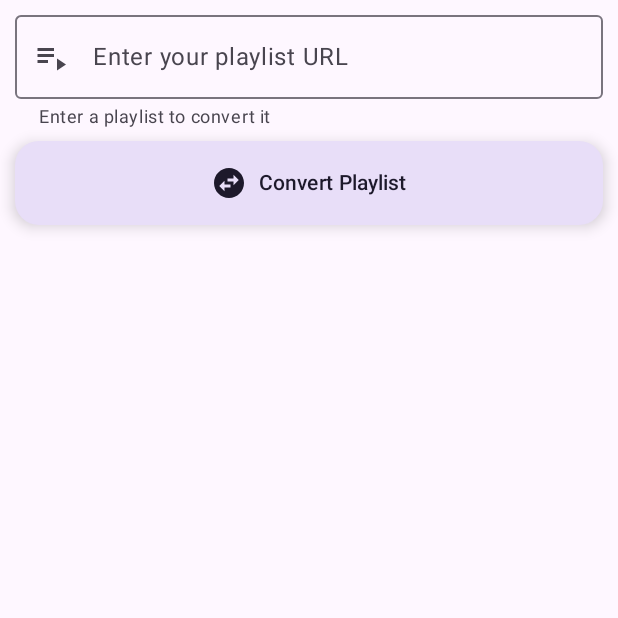
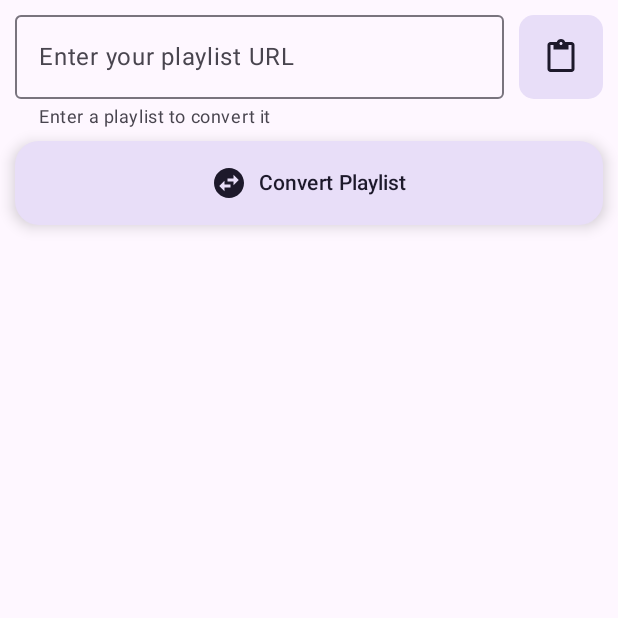
Before and after one commit to asanme/youify, an Android app built with Jetpack Compose: the HomeView screen opened through its navigation route, on a phone screen of 412 x 824 dp, the top half of it. Run offline under Robolectric (Android 15) with nearby library versions, the phone set to English and light mode, and no system bars; libraries missing offline, so code that uses them is left out: net.openid.appauth; pictures from the network do not load; Roboto replaces fonts that are not available here; 5 statements that could not run were skipped.

Commit message:
added button to paste directly from the clipboard

```diff
--- a/app/src/main/java/com/asanme/youify/view/HomeView.kt
+++ b/app/src/main/java/com/asanme/youify/view/HomeView.kt
@@ -1,5 +1,9 @@
 package com.asanme.youify.view
 
+import android.content.ClipboardManager
+import android.content.Context.CLIPBOARD_SERVICE
+import android.util.Log
+import android.widget.Space
 import androidx.compose.animation.animateColorAsState
 import androidx.compose.animation.core.animateFloatAsState
 import androidx.compose.foundation.ExperimentalFoundationApi
@@ -16,6 +20,7 @@ import androidx.compose.foundation.layout.fillMaxSize
 import androidx.compose.foundation.layout.fillMaxWidth
 import androidx.compose.foundation.layout.height
 import androidx.compose.foundation.layout.padding
+import androidx.compose.foundation.layout.size
 import androidx.compose.foundation.layout.width
 import androidx.compose.foundation.lazy.LazyColumn
 import androidx.compose.foundation.lazy.LazyItemScope
@@ -29,6 +34,8 @@ import androidx.compose.material3.ExperimentalMaterial3Api
 import androidx.compose.material3.rememberSwipeToDismissBoxState
 import androidx.compose.material3.SwipeToDismissBoxValue
 import androidx.compose.material3.ExtendedFloatingActionButton
+import androidx.compose.material3.FloatingActionButton
+import androidx.compose.material3.FloatingActionButtonDefaults
 import androidx.compose.material3.Icon
 import androidx.compose.material3.MaterialTheme
 import androidx.compose.material3.OutlinedTextField
@@ -48,6 +55,7 @@ import androidx.compose.ui.draw.clip
 import androidx.compose.ui.draw.scale
 import androidx.compose.ui.graphics.Color
 import androidx.compose.ui.layout.ContentScale
+import androidx.compose.ui.platform.LocalContext
 import androidx.compose.ui.res.painterResource
 import androidx.compose.ui.res.stringResource
 import androidx.compose.ui.text.style.TextAlign
@@ -63,6 +71,7 @@ import com.asanme.youify.model.misc.isUrlEmpty
 import com.asanme.youify.viewmodel.AuthViewModel
 import kotlinx.coroutines.CoroutineScope
 import kotlinx.coroutines.launch
+import okhttp3.internal.parseHexDigit
 import java.net.URI
 import java.util.UUID
 
@@ -83,6 +92,8 @@ fun HomeView(authViewModel: AuthViewModel) {
 @Composable
 private fun HomeViewContent(authViewModel: AuthViewModel) {
     val coroutineScope = rememberCoroutineScope()
+    val context = LocalContext.current
+    val clipboardManager = context.getSystemService(CLIPBOARD_SERVICE) as ClipboardManager
 
     var url by rememberSaveable {
         mutableStateOf("")
@@ -92,6 +103,7 @@ private fun HomeViewContent(authViewModel: AuthViewModel) {
         mutableStateOf(false)
     }
 
+    Row {
         OutlinedTextField(
             value = url,
             onValueChange = { newUrl ->
@@ -101,19 +113,33 @@ private fun HomeViewContent(authViewModel: AuthViewModel) {
             placeholder = {
                 Text(stringResource(id = R.string.enter_url))
             },
-        leadingIcon = {
-            Icon(
-                painter = painterResource(id = R.drawable.playlist_icon),
-                contentDescription = stringResource(id = R.string.playlist_icon)
-            )
-        },
             supportingText = {
                 Text(getSupportingText(url, isError))
             },
             isError = isError,
             singleLine = true,
-        modifier = Modifier.fillMaxWidth()
+            modifier = Modifier.weight(1f)
         )
+
+        Spacer(modifier = Modifier.width(10.dp))
+
+        FloatingActionButton(
+            containerColor = MaterialTheme.colorScheme.secondaryContainer,
+            shape = RoundedCornerShape(10.dp),
+            elevation = FloatingActionButtonDefaults.elevation(0.dp),
+            onClick = {
+                val clipboardCharSequence = clipboardManager.primaryClip?.getItemAt(0)?.text
+                val clipboardText = clipboardCharSequence.toString()
+                // Specific case where the copied line contains a newline (U+000A)
+                if (clipboardText.isNotEmpty() && !clipboardText.contains('\u000A')) {
+                    url = ""
+                    url = clipboardText.replace(" ", "")
+                }
+            }
+        ) {
+            Icon(painterResource(R.drawable.paste_icon), contentDescription = "Add")
+        }
+    }
 
     ExtendedFloatingActionButton(
         onClick = {
@@ -137,6 +163,7 @@ private fun HomeViewContent(authViewModel: AuthViewModel) {
         Text(stringResource(id = R.string.convert_playlist))
     }
 
+
     VideoPreviewer(
         authViewModel,
         coroutineScope,
@@ -152,7 +179,12 @@ private fun getSupportingText(
     } else if (isError) {
         "Enter a valid playlist"
     } else {
-        ""
+        for (character in url) {
+            Log.e("UnicodeCharacter", "char: ${character.code}")
+        }
+
+        Log.e("SupportText", url)
+        "Press convert playlist"
     }
 }
 
--- /dev/null
+++ b/app/src/main/res/drawable/paste_icon.xml
@@ -0,0 +1,5 @@
+<vector xmlns:android="http://schemas.android.com/apk/res/android" android:height="24dp" android:tint="#000000" android:viewportHeight="24" android:viewportWidth="24" android:width="24dp">
+
+    <path android:fillColor="@android:color/white" android:pathData="M19,2h-4.18C14.4,0.84 13.3,0 12,0c-1.3,0 -2.4,0.84 -2.82,2L5,2c-1.1,0 -2,0.9 -2,2v16c0,1.1 0.9,2 2,2h14c1.1,0 2,-0.9 2,-2L21,4c0,-1.1 -0.9,-2 -2,-2zM12,2c0.55,0 1,0.45 1,1s-0.45,1 -1,1 -1,-0.45 -1,-1 0.45,-1 1,-1zM19,20L5,20L5,4h2v3h10L17,4h2v16z"/>
+
+</vector>
```
Lines whose indentation alone changed are shown as unchanged.
